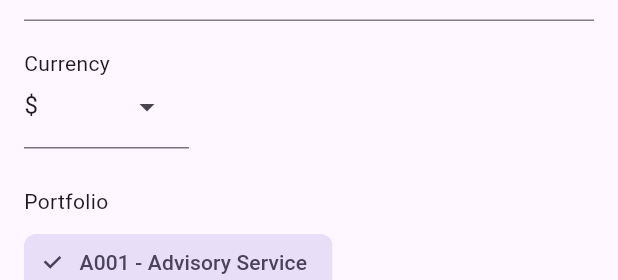
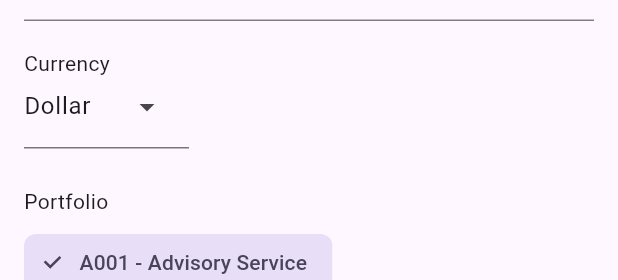
Before and after one commit to duckcommit/featuretestapp, a Flutter app: the FilterScreen widget shown alone on an empty page, opened directly, on a phone screen of 412 x 824 dp. Shown: the part 171-451 px from the top of the screen. Run offline on Flutter 3.47's test engine with Material 3 defaults, Android fonts, the phone set to English and light mode, and no system bars.

Commit message:
fix: Dollar/Rupee

```diff
--- a/lib/filter_option.dart
+++ b/lib/filter_option.dart
@@ -2,8 +2,8 @@ import 'package:flutter/material.dart';
 import 'package:intl/intl.dart';
 
 enum Currency {
-  INR('₹'),
-  USD('\$');
+  INR('Rupee'),
+  USD('Dollar');
 
   const Currency(this.symbol);
   final String symbol;
@@ -46,7 +46,7 @@ class FilterScreen extends StatefulWidget {
 
 class _FilterScreenState extends State<FilterScreen> {
   late DateTime selectedDate;
-  String selectedCurrency = '\$';
+  String selectedCurrency = 'Dollar';
   int selectedChipIndex = 0; // Default currency
 
   @override
```
